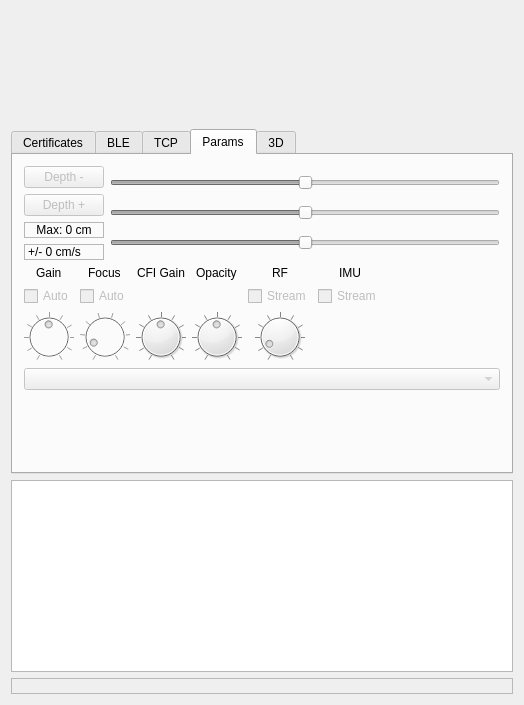
Before: the Qt Designer form examples/solum_qt/solumqt.ui in dev-threads/solum, drawn with Qt 5.
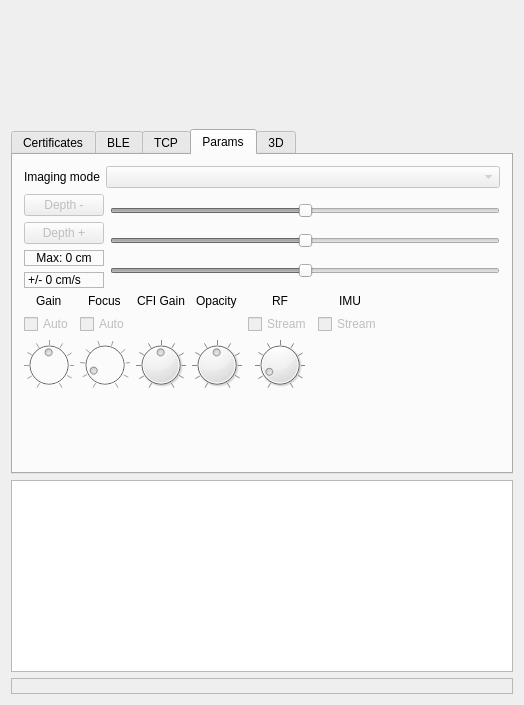
After: the same form once the commit is applied. The open tabs and pages were chosen to show the change. Custom widgets are drawn as their Qt base class.

Commit message:
Qt: Params: move the imaging mode checkbox to the top
The selection there controls the entire rest of the tab, after all.

```diff
--- a/examples/solum_qt/solumqt.ui
+++ b/examples/solum_qt/solumqt.ui
@@ -526,6 +526,24 @@
         <string>Params</string>
        </attribute>
        <layout class="QVBoxLayout" name="verticalLayout_2">
+        <item>
+         <layout class="QFormLayout" name="_mode_layout">
+          <item row="0" column="1">
+           <widget class="QComboBox" name="modes">
+            <property name="enabled">
+             <bool>false</bool>
+            </property>
+           </widget>
+          </item>
+          <item row="0" column="0">
+           <widget class="QLabel" name="label_2">
+            <property name="text">
+             <string>Imaging mode</string>
+            </property>
+           </widget>
+          </item>
+         </layout>
+        </item>
         <item>
          <layout class="QHBoxLayout" name="horizontalLayout">
           <item>
@@ -916,13 +934,6 @@
           </item>
          </layout>
         </item>
-        <item>
-         <widget class="QComboBox" name="modes">
-          <property name="enabled">
-           <bool>false</bool>
-          </property>
-         </widget>
-        </item>
         <item>
          <spacer name="_prmsspacer">
           <property name="orientation">
```
